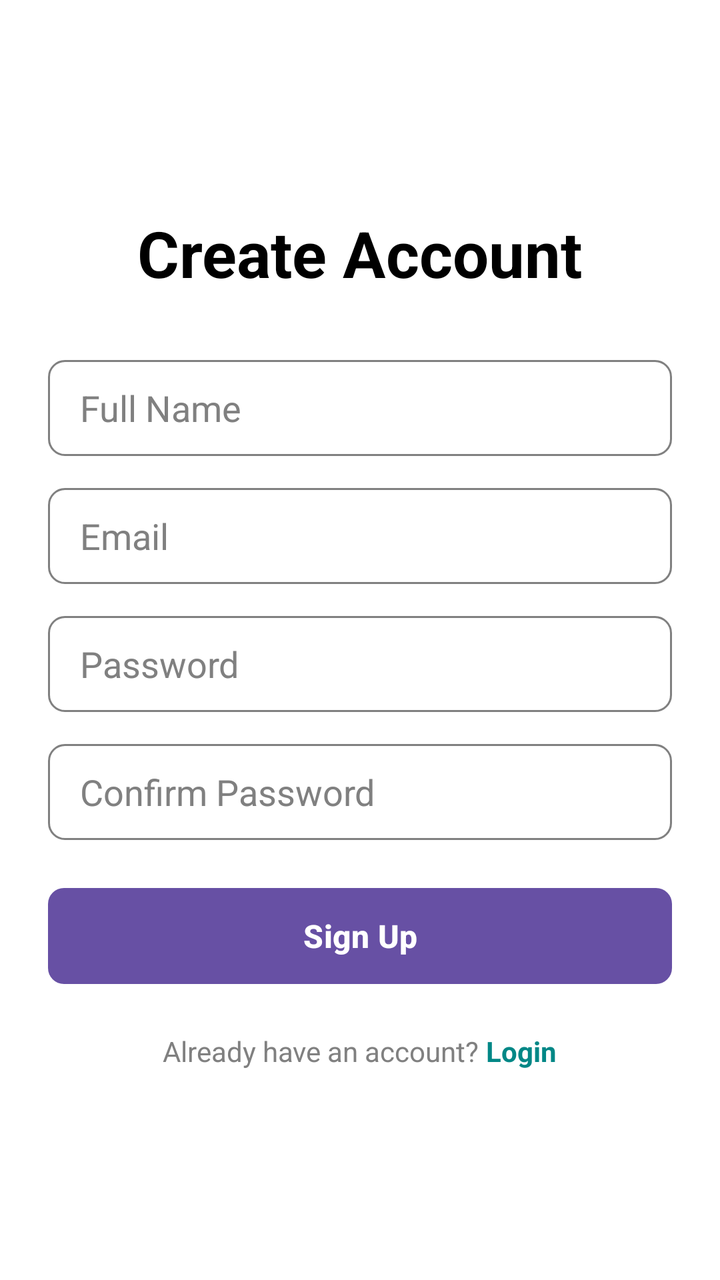
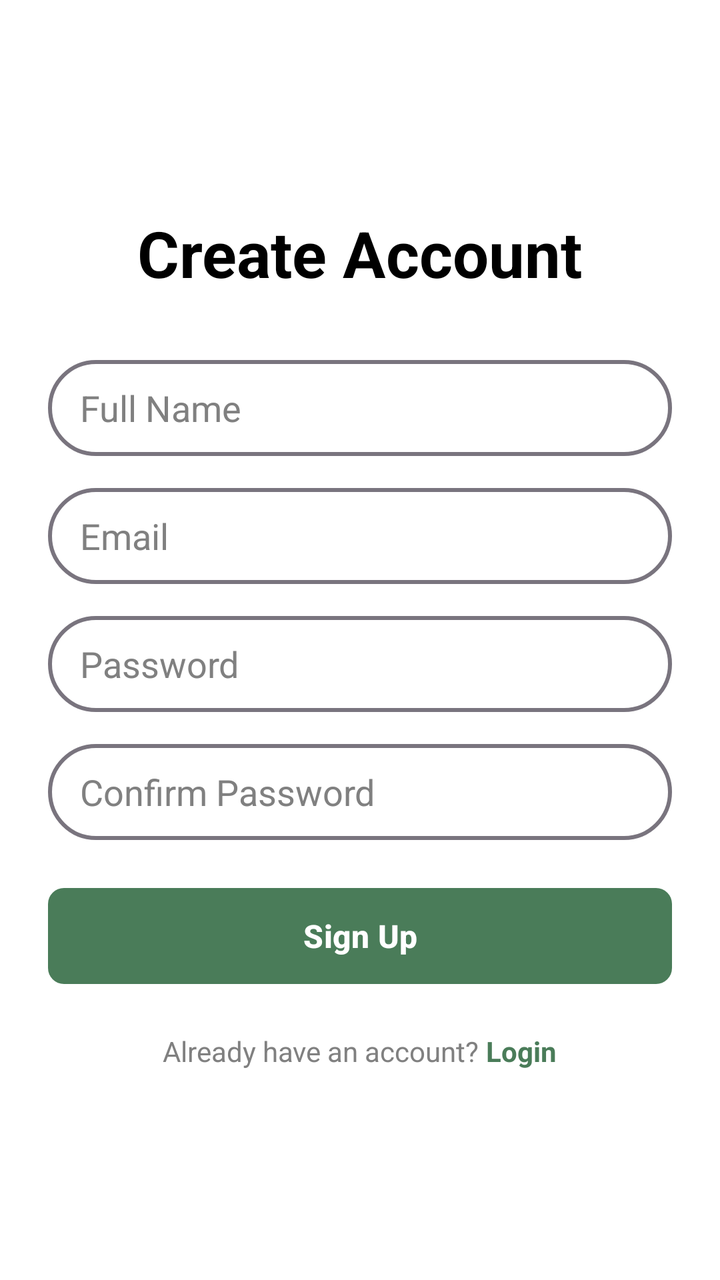

Compare the two renders of this Android layout. The source of the first and the diff that turns it into the second are given below.
<!-- AndroidManifest.xml: application theme Theme.Alcove -->
<!-- res/layout/activity_register.xml -->
<?xml version="1.0" encoding="utf-8"?>
<LinearLayout xmlns:android="http://schemas.android.com/apk/res/android"
    xmlns:tools="http://schemas.android.com/tools"
    android:layout_width="match_parent"
    android:layout_height="match_parent"
    android:orientation="vertical"
    android:padding="24dp"
    android:gravity="center"
    android:background="@color/white"
    tools:ignore="MissingDefaultResource">

    
    <TextView
        android:id="@+id/appTitle"
        android:layout_width="wrap_content"
        android:layout_height="wrap_content"
        android:text="Create Account"
        android:textSize="32sp"
        android:textStyle="bold"
        android:textColor="@color/black"
        android:layout_marginBottom="32dp" />

    
    <EditText
        android:id="@+id/nameInput"
        android:layout_width="match_parent"
        android:layout_height="48dp"
        android:hint="Full Name"
        android:inputType="text"
        android:paddingStart="16dp"
        android:paddingEnd="16dp"
        android:background="@drawable/rounded_input_background"
        android:layout_marginBottom="16dp"
        android:textColor="@color/black"
        android:textColorHint="@color/gray" />

    
    <EditText
        android:id="@+id/emailInput"
        android:layout_width="match_parent"
        android:layout_height="48dp"
        android:hint="Email"
        android:inputType="textEmailAddress"
        android:paddingStart="16dp"
        android:paddingEnd="16dp"
        android:background="@drawable/rounded_input_background"
        android:layout_marginBottom="16dp"
        android:textColor="@color/black"
        android:textColorHint="@color/gray" />

    
    <EditText
        android:id="@+id/passwordInput"
        android:layout_width="match_parent"
        android:layout_height="48dp"
        android:hint="Password"
        android:inputType="textPassword"
        android:paddingStart="16dp"
        android:paddingEnd="16dp"
        android:background="@drawable/rounded_input_background"
        android:layout_marginBottom="16dp"
        android:textColor="@color/black"
        android:textColorHint="@color/gray" />

    
    <EditText
        android:id="@+id/confirmPasswordInput"
        android:layout_width="match_parent"
        android:layout_height="48dp"
        android:hint="Confirm Password"
        android:inputType="textPassword"
        android:paddingStart="16dp"
        android:paddingEnd="16dp"
        android:background="@drawable/rounded_input_background"
        android:layout_marginBottom="24dp"
        android:textColor="@color/black"
        android:textColorHint="@color/gray" />

    
    <Button
        android:id="@+id/signUpButton"
        android:layout_width="match_parent"
        android:layout_height="48dp"
        android:text="Sign Up"
        android:textSize="16sp"
        android:textStyle="bold"
        android:textColor="@color/white"
        android:background="@drawable/rounded_button_background"
        android:layout_marginBottom="24dp" />

    
    <LinearLayout
        android:layout_width="wrap_content"
        android:layout_height="wrap_content"
        android:orientation="horizontal"
        android:gravity="center">

        <TextView
            android:layout_width="wrap_content"
            android:layout_height="wrap_content"
            android:text="Already have an account? "
            android:textColor="@color/gray"
            android:textSize="14sp" />

        <TextView
            android:id="@+id/loginLink"
            android:layout_width="wrap_content"
            android:layout_height="wrap_content"
            android:text="Login"
            android:textColor="@color/teal_700"
            android:textSize="14sp"
            android:textStyle="bold"
            android:clickable="true"
            android:focusable="true" />

    </LinearLayout>

</LinearLayout>
<!-- resources referenced by this layout -->
<resources>
  <color name="black">#FF000000</color>
  <color name="gray">#FF808080</color>
  <color name="teal_700">#FF018786</color>
  <color name="white">#FFFFFFFF</color>
  <!-- drawable rounded_button_background (drawable) -->
  <?xml version="1.0" encoding="utf-8"?>
  <shape xmlns:android="http://schemas.android.com/apk/res/android"
      android:shape="rectangle">
      <solid android:color="@color/teal_700" />
      <corners android:radius="8dp" />
  </shape>
  <!-- drawable rounded_input_background (drawable) -->
  <?xml version="1.0" encoding="utf-8"?>
  <shape xmlns:android="http://schemas.android.com/apk/res/android"
      android:shape="rectangle">
      <solid android:color="#FFFFFFFF" />
      <stroke android:color="@color/gray" android:width="1dp" />
      <corners android:radius="8dp" />
  </shape>
  <style name="Theme.Alcove" parent="Base.Theme.Alcove" />
  <style name="Base.Theme.Alcove" parent="Theme.Material3.DayNight.NoActionBar">
          
          
      </style>
</resources>

<!-- the commit's change to res/layout/activity_register.xml (unified diff, before → after) -->
@@ -1,118 +1,125 @@
 <?xml version="1.0" encoding="utf-8"?>
-<LinearLayout xmlns:android="http://schemas.android.com/apk/res/android"
+<ScrollView xmlns:android="http://schemas.android.com/apk/res/android"
     xmlns:tools="http://schemas.android.com/tools"
     android:layout_width="match_parent"
     android:layout_height="match_parent"
-    android:orientation="vertical"
-    android:padding="24dp"
-    android:gravity="center"
-    android:background="@color/white"
+    android:fillViewport="true"
     tools:ignore="MissingDefaultResource">
 
-    
-    <TextView
-        android:id="@+id/appTitle"
-        android:layout_width="wrap_content"
+    <LinearLayout
+        android:layout_width="match_parent"
         android:layout_height="wrap_content"
-        android:text="Create Account"
-        android:textSize="32sp"
-        android:textStyle="bold"
-        android:textColor="@color/black"
-        android:layout_marginBottom="32dp" />
+        android:orientation="vertical"
+        android:padding="24dp"
+        android:gravity="center"
+        android:background="@color/white">
 
-    
-    <EditText
-        android:id="@+id/nameInput"
-        android:layout_width="match_parent"
-        android:layout_height="48dp"
-        android:hint="Full Name"
-        android:inputType="text"
-        android:paddingStart="16dp"
-        android:paddingEnd="16dp"
-        android:background="@drawable/rounded_input_background"
-        android:layout_marginBottom="16dp"
-        android:textColor="@color/black"
-        android:textColorHint="@color/gray" />
-
-    
-    <EditText
-        android:id="@+id/emailInput"
-        android:layout_width="match_parent"
-        android:layout_height="48dp"
-        android:hint="Email"
-        android:inputType="textEmailAddress"
-        android:paddingStart="16dp"
-        android:paddingEnd="16dp"
-        android:background="@drawable/rounded_input_background"
-        android:layout_marginBottom="16dp"
-        android:textColor="@color/black"
-        android:textColorHint="@color/gray" />
-
-    
-    <EditText
-        android:id="@+id/passwordInput"
-        android:layout_width="match_parent"
-        android:layout_height="48dp"
-        android:hint="Password"
-        android:inputType="textPassword"
-        android:paddingStart="16dp"
-        android:paddingEnd="16dp"
-        android:background="@drawable/rounded_input_background"
-        android:layout_marginBottom="16dp"
-        android:textColor="@color/black"
-        android:textColorHint="@color/gray" />
-
-    
-    <EditText
-        android:id="@+id/confirmPasswordInput"
-        android:layout_width="match_parent"
-        android:layout_height="48dp"
-        android:hint="Confirm Password"
-        android:inputType="textPassword"
-        android:paddingStart="16dp"
-        android:paddingEnd="16dp"
-        android:background="@drawable/rounded_input_background"
-        android:layout_marginBottom="24dp"
-        android:textColor="@color/black"
-        android:textColorHint="@color/gray" />
-
-    
-    <Button
-        android:id="@+id/signUpButton"
-        android:layout_width="match_parent"
-        android:layout_height="48dp"
-        android:text="Sign Up"
-        android:textSize="16sp"
-        android:textStyle="bold"
-        android:textColor="@color/white"
-        android:background="@drawable/rounded_button_background"
-        android:layout_marginBottom="24dp" />
-
-    
-    <LinearLayout
-        android:layout_width="wrap_content"
-        android:layout_height="wrap_content"
-        android:orientation="horizontal"
-        android:gravity="center">
-
+        
         <TextView
+            android:id="@+id/appTitle"
             android:layout_width="wrap_content"
             android:layout_height="wrap_content"
-            android:text="Already have an account? "
-            android:textColor="@color/gray"
-            android:textSize="14sp" />
+            android:text="Create Account"
+            android:textSize="32sp"
+            android:textStyle="bold"
+            android:textColor="@color/black"
+            android:layout_marginBottom="32dp" />
 
-        <TextView
-            android:id="@+id/loginLink"
+        
+        <EditText
+            android:id="@+id/nameInput"
+            android:layout_width="match_parent"
+            android:layout_height="48dp"
+            android:hint="Full Name"
+            android:inputType="text"
+            android:paddingStart="16dp"
+            android:paddingEnd="16dp"
+            android:background="@drawable/rounded_input_background"
+            android:layout_marginBottom="16dp"
+            android:textColor="@color/black"
+            android:textColorHint="@color/gray" />
+
+        
+        <EditText
+            android:id="@+id/emailInput"
+            android:layout_width="match_parent"
+            android:layout_height="48dp"
+            android:hint="Email"
+            android:inputType="textEmailAddress"
+            android:paddingStart="16dp"
+            android:paddingEnd="16dp"
+            android:background="@drawable/rounded_input_background"
+            android:layout_marginBottom="16dp"
+            android:textColor="@color/black"
+            android:textColorHint="@color/gray" />
+
+        
+        <EditText
+            android:id="@+id/passwordInput"
+            android:layout_width="match_parent"
+            android:layout_height="48dp"
+            android:hint="Password"
+            android:inputType="textPassword"
+            android:paddingStart="16dp"
+            android:paddingEnd="16dp"
+            android:background="@drawable/rounded_input_background"
+            android:layout_marginBottom="16dp"
+            android:textColor="@color/black"
+            android:textColorHint="@color/gray" />
+
+        
+        <EditText
+            android:id="@+id/confirmPasswordInput"
+            android:layout_width="match_parent"
+            android:layout_height="48dp"
+            android:hint="Confirm Password"
+            android:inputType="textPassword"
+            android:paddingStart="16dp"
+            android:paddingEnd="16dp"
+            android:background="@drawable/rounded_input_background"
+            android:layout_marginBottom="24dp"
+            android:textColor="@color/black"
+            android:textColorHint="@color/gray" />
+
+        
+        <Button
+            android:id="@+id/signUpButton"
+            android:layout_width="match_parent"
+            android:layout_height="48dp"
+            android:text="Sign Up"
+            android:textSize="16sp"
+            android:textStyle="bold"
+            android:textColor="@color/white"
+            android:background="@drawable/rounded_button_background"
+            android:layout_marginBottom="24dp" />
+
+        
+        <LinearLayout
             android:layout_width="wrap_content"
             android:layout_height="wrap_content"
-            android:text="Login"
-            android:textColor="@color/teal_700"
-            android:textSize="14sp"
-            android:textStyle="bold"
-            android:clickable="true"
-            android:focusable="true" />
+            android:orientation="horizontal"
+            android:gravity="center">
+
+            <TextView
+                android:layout_width="wrap_content"
+                android:layout_height="wrap_content"
+                android:text="Already have an account? "
+                android:textColor="@color/gray"
+                android:textSize="14sp" />
+
+            <TextView
+                android:id="@+id/loginLink"
+                android:layout_width="wrap_content"
+                android:layout_height="wrap_content"
+                android:text="Login"
+                android:textColor="?attr/colorPrimary"
+                android:textSize="14sp"
+                android:textStyle="bold"
+                android:clickable="true"
+                android:focusable="true" />
+
+        </LinearLayout>
 
     </LinearLayout>
 
-</LinearLayout>
+</ScrollView>
<!-- resource entries referenced after the edit -->
@@ -2,27 +2,66 @@
 <resources>
   <color name="black">#FF000000</color>
   <color name="gray">#FF808080</color>
-  <color name="teal_700">#FF018786</color>
   <color name="white">#FFFFFFFF</color>
   <!-- drawable rounded_button_background (drawable) -->
   <?xml version="1.0" encoding="utf-8"?>
   <shape xmlns:android="http://schemas.android.com/apk/res/android"
       android:shape="rectangle">
-      <solid android:color="@color/teal_700" />
+      <solid android:color="@color/primary" />
       <corners android:radius="8dp" />
   </shape>
   <!-- drawable rounded_input_background (drawable) -->
   <?xml version="1.0" encoding="utf-8"?>
   <shape xmlns:android="http://schemas.android.com/apk/res/android"
       android:shape="rectangle">
-      <solid android:color="#FFFFFFFF" />
-      <stroke android:color="@color/gray" android:width="1dp" />
-      <corners android:radius="8dp" />
+      <solid android:color="@android:color/transparent" />
+      <corners android:radius="50dp" /> 
+      <stroke
+          android:width="2dp"
+          android:color="@color/outline" /> 
   </shape>
   <style name="Theme.Alcove" parent="Base.Theme.Alcove" />
-  <style name="Base.Theme.Alcove" parent="Theme.Material3.DayNight.NoActionBar">
+  <color name="primary">#4A7C59</color>
+  <color name="outline">#79747E</color>
+  <style name="Base.Theme.Alcove" parent="Theme.Material3.Light.NoActionBar">
           
-          
+          <item name="colorPrimary">@color/primary</item>
+          <item name="colorOnPrimary">@color/on_primary</item>
+          <item name="colorPrimaryContainer">@color/primary_light</item>
+          <item name="colorOnPrimaryContainer">@color/on_primary</item>
+          <item name="colorSecondary">@color/secondary</item>
+          <item name="colorOnSecondary">@color/on_secondary</item>
+          <item name="colorSecondaryContainer">@color/secondary_light</item>
+          <item name="colorOnSecondaryContainer">@color/on_secondary</item>
+          <item name="colorTertiary">@color/secondary</item>
+          <item name="colorOnTertiary">@color/on_secondary</item>
+          <item name="colorTertiaryContainer">@color/secondary_light</item>
+          <item name="colorOnTertiaryContainer">@color/on_secondary</item>
+          <item name="colorError">@color/error</item>
+          <item name="colorOnError">@color/white</item>
+          <item name="colorErrorContainer">@color/error</item>
+          <item name="colorOnErrorContainer">@color/white</item>
+          <item name="colorSurface">@color/surface</item>
+          <item name="colorOnSurface">@color/on_surface</item>
+          <item name="colorSurfaceVariant">@color/surface_variant</item>
+          <item name="colorOnSurfaceVariant">@color/on_surface_variant</item>
+          <item name="colorOutline">@color/outline</item>
+          <item name="colorOutlineVariant">@color/outline_variant</item>
+          <item name="android:colorBackground">@color/background</item>
+          <item name="colorOnBackground">@color/on_background</item>
       </style>
+  <color name="on_primary">#FFFFFF</color>
+  <color name="primary_light">#7A9B7E</color>
+  <color name="secondary">#D4A574</color>
+  <color name="on_secondary">#000000</color>
+  <color name="secondary_light">#E8C49A</color>
+  <color name="error">#BA1A1A</color>
+  <color name="surface">#FFFFFF</color>
+  <color name="on_surface">#1C1B1F</color>
+  <color name="surface_variant">#E7E0EC</color>
+  <color name="on_surface_variant">#49454F</color>
+  <color name="outline_variant">#CAC4D0</color>
+  <color name="background">#FEFCF8</color>
+  <color name="on_background">#1C1B1F</color>
 </resources>
 
